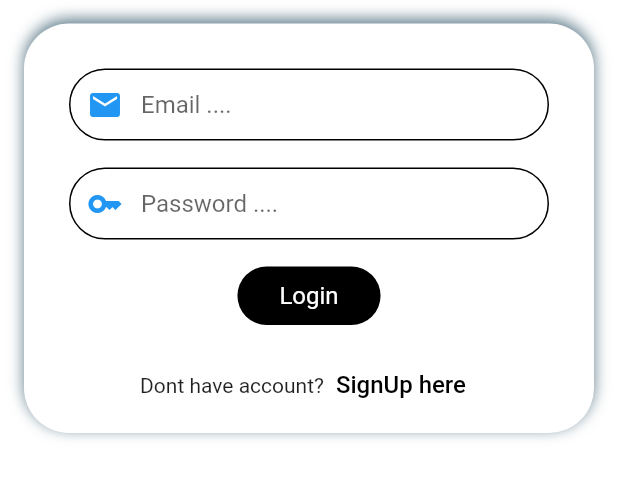
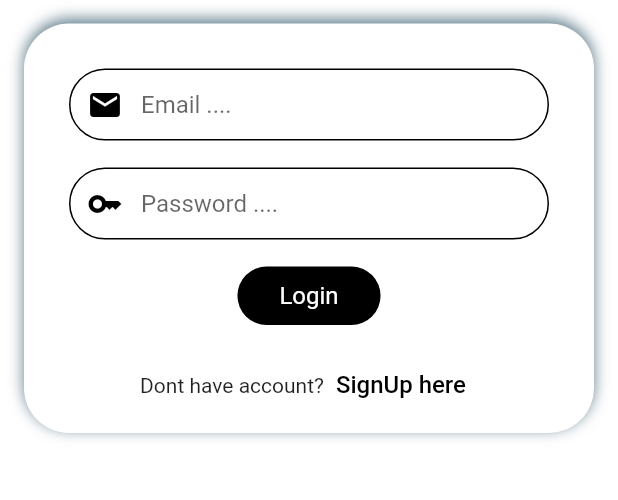
Before and after one commit to novia01/RemindMe, a Flutter app: the screen it shows after launch, after a tap on "Login", on a phone screen of 412 x 824 dp, the part 428-928 px from its top. Run offline on Flutter 3.47's test engine with Material 2 defaults, Android fonts, the phone set to English and light mode, and no system bars; our stand-ins replace firebase_core, firebase_messaging, fluttertoast, get, shared_preferences; accounts and stored records are empty; network calls fail.

Commit message:
modified:   lib/api_connection/getObat_api.dart 	modified:   lib/users/authentication/login.dart 	modified:   lib/users/userPreferences/current_user.dart

```diff
--- a/lib/users/authentication/login.dart
+++ b/lib/users/authentication/login.dart
@@ -1,5 +1,4 @@
 import 'dart:convert';
-
 import 'package:farmasi_yakkum/users/authentication/signup.dart';
 import 'package:farmasi_yakkum/users/fragmen/dashboard.dart';
 import 'package:farmasi_yakkum/users/modal/user.dart';
@@ -39,9 +38,12 @@ class _LoginState extends State<Login> {
           User userInfo = User.fromJson(resBodyOfLogin["userData"]);
 
           //save userInfo to local storage using shared preferences
+
           await RememberUserPrefs.saveUser(userInfo);
 
-          Future.delayed(Duration(milliseconds: 2000), () {
+          Future.delayed(Duration(milliseconds: 2000), () async  {
+            User? user = await RememberUserPrefs.readUserInfo();
+
             Get.to(Dashboard());
           });
 
@@ -101,7 +103,7 @@ class _LoginState extends State<Login> {
                                     decoration:  InputDecoration (
                                       prefixIcon: const Icon (
                                         Icons.mail,
-                                        color:  Colors.blue,
+                                        color:  Colors.black,
                                       ),
                                       hintText: "Email ....",
                                       border: OutlineInputBorder (
@@ -144,7 +146,7 @@ class _LoginState extends State<Login> {
                                     decoration:  InputDecoration (
                                       prefixIcon: const Icon (
                                         Icons.key,
-                                        color:  Colors.blue,
+                                        color:  Colors.black,
                                       ),
                                       hintText: "Password ....",
                                       border: OutlineInputBorder (
--- a/lib/users/userPreferences/current_user.dart
+++ b/lib/users/userPreferences/current_user.dart
@@ -7,6 +7,12 @@ class CurrentUser extends GetxController{
 
   User get user => _currentUser.value;
 
+  setCurrentUser(User? user) {
+    if (user != null) {
+      _currentUser.value = user;
+    }
+  }
+
   getUserInfo () async {
     User? getUserInfoFromLocalStorage = await RememberUserPrefs.readUserInfo();
     _currentUser.value = getUserInfoFromLocalStorage!;
```
Also changed, not shown: lib/api_connection/getObat_api.dart (+4 -7 lines).
